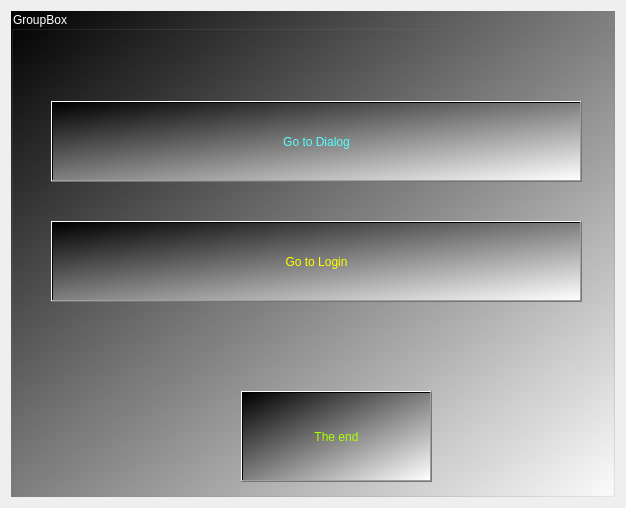
First picture: the form in ui/test_main.ui, repository sayfoo/pyside6_notepad_clone_test, before the edit.
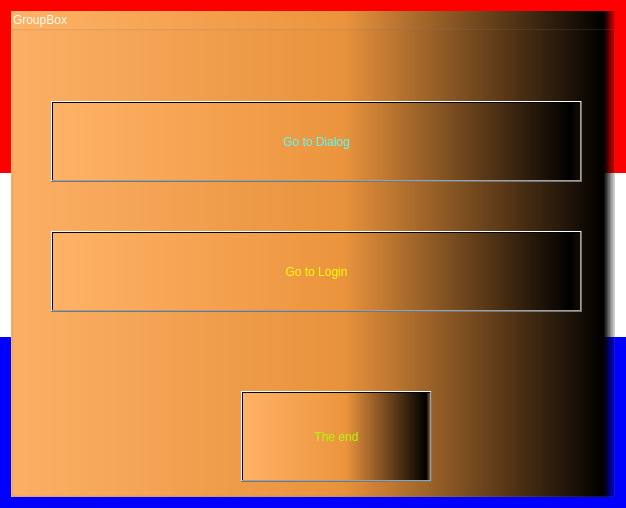
Second picture: the form after the edit.

Patch:
```diff
--- a/ui/test_main.ui
+++ b/ui/test_main.ui
@@ -14,7 +14,8 @@
    <string>메인 화면</string>
   </property>
   <property name="styleSheet">
-   <string notr="true">font: 700 20pt &quot;맑은 고딕&quot;;</string>
+   <string notr="true">font: 700 20pt &quot;맑은 고딕&quot;;
+background-color: qlineargradient(spread:pad, x1:0, y1:0, x2:0, y2:1, stop:0 rgba(255, 0, 0, 255), stop:0.339795 rgba(255, 0, 0, 255), stop:0.339799 rgba(255, 255, 255, 255), stop:0.662444 rgba(255, 255, 255, 255), stop:0.662469 rgba(0, 0, 255, 255), stop:1 rgba(0, 0, 255, 255));</string>
   </property>
   <layout class="QGridLayout" name="gridLayout_2">
    <item row="1" column="0">
@@ -26,7 +27,7 @@
       </sizepolicy>
      </property>
      <property name="styleSheet">
-      <string notr="true">background-color: qlineargradient(spread:pad, x1:0, y1:0, x2:1, y2:1, stop:0 rgba(0, 0, 0, 255), stop:1 rgba(255, 255, 255, 255));
+      <string notr="true">background-color: qlineargradient(spread:pad, x1:0, y1:0, x2:1, y2:0, stop:0 rgba(255, 178, 102, 255), stop:0.55 rgba(235, 148, 61, 255), stop:0.98 rgba(0, 0, 0, 255), stop:1 rgba(0, 0, 0, 0));
 color: rgb(255, 255, 255);</string>
      </property>
      <property name="title">
@@ -74,7 +75,7 @@
       <property name="geometry">
        <rect>
         <x>40</x>
-        <y>210</y>
+        <y>220</y>
         <width>531</width>
         <height>81</height>
        </rect>
```
